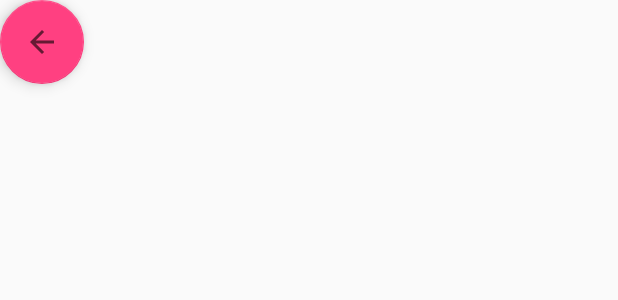
After one commit to 5l1v3r1/myPort, an Android app: the layout fragment_addflight.xml on its own in the app's theme, with its tools: preview values and no code run, on a phone screen of 412 x 824 dp. The commit adds this screen. Shown: the top 300 px of the screen. Run offline under Robolectric (Android 15) with nearby library versions, the phone set to English and light mode, and no system bars.

Commit message:
some material design added

```diff
--- a/app/build.gradle
+++ b/app/build.gradle
@@ -22,6 +22,7 @@ dependencies {
     implementation fileTree(dir: 'libs', include: ['*.jar'])
     implementation 'com.android.support:appcompat-v7:26.1.0'
     implementation 'com.android.support.constraint:constraint-layout:1.1.0'
+    implementation 'com.android.support:support-v4:26.1.0'
     testImplementation 'junit:junit:4.12'
     androidTestImplementation 'com.android.support.test:runner:1.0.1'
     androidTestImplementation 'com.android.support.test.espresso:espresso-core:3.0.1'
--- /dev/null
+++ b/app/src/main/res/layout/fragment_addflight.xml
@@ -0,0 +1,19 @@
+<android.support.constraint.ConstraintLayout xmlns:android="http://schemas.android.com/apk/res/android"
+    xmlns:app="http://schemas.android.com/apk/res-auto"
+    xmlns:tools="http://schemas.android.com/tools"
+    android:layout_width="match_parent"
+    android:layout_height="match_parent"
+    tools:context="myport.sharkletvecihi.com.myport.addflight">
+
+    <!-- TODO: Update blank fragment layout -->
+
+    <android.support.design.widget.FloatingActionButton
+        android:id="@+id/floatingActionButton"
+        android:layout_width="wrap_content"
+        android:layout_height="wrap_content"
+        android:clickable="true"
+        android:src="?android:attr/homeAsUpIndicator"
+        android:background="@color/cardview_shadow_end_color"
+        tools:layout_editor_absoluteX="16dp"
+        tools:layout_editor_absoluteY="16dp" />
+</android.support.constraint.ConstraintLayout>
--- a/app/src/main/res/values/strings.xml
+++ b/app/src/main/res/values/strings.xml
@@ -1,3 +1,6 @@
 <resources>
     <string name="app_name">Myport</string>
+
+    <!-- TODO: Remove or change this placeholder text -->
+    <string name="hello_blank_fragment">Hello blank fragment</string>
 </resources>
--- a/app/src/main/res/values/styles.xml
+++ b/app/src/main/res/values/styles.xml
@@ -1,7 +1,7 @@
 <resources>
 
     <!-- Base application theme. -->
-    <style name="AppTheme" parent="Theme.AppCompat.Light.DarkActionBar">
+    <style name="AppTheme" parent="Theme.AppCompat.Light.NoActionBar">
         <!-- Customize your theme here. -->
         <item name="colorPrimary">@color/colorPrimary</item>
         <item name="colorPrimaryDark">@color/colorPrimaryDark</item>
```
Also changed, not shown: app/src/main/java/myport/sharkletvecihi/com/myport/addflight.java (added, +48 -0 lines).
